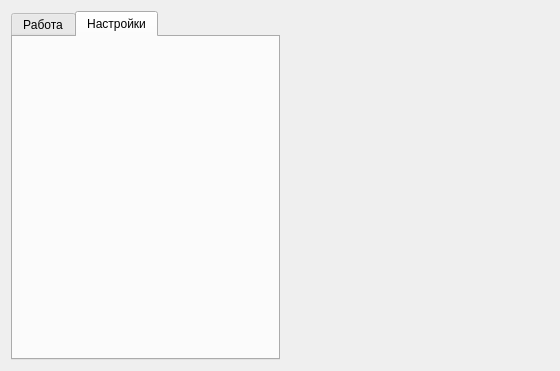
First picture: the form in Main/Topmanager/mainwidget.ui, repository PelemeshekGit/udpTcpSender, before the edit.
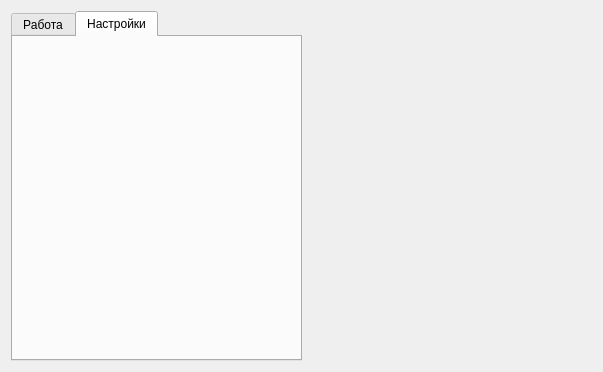
Second picture: the form after the edit.

Diff of the .ui file:
```diff
--- a/Main/Topmanager/mainwidget.ui
+++ b/Main/Topmanager/mainwidget.ui
@@ -6,8 +6,8 @@
    <rect>
     <x>0</x>
     <y>0</y>
-    <width>560</width>
-    <height>371</height>
+    <width>603</width>
+    <height>372</height>
    </rect>
   </property>
   <property name="windowTitle">
```
